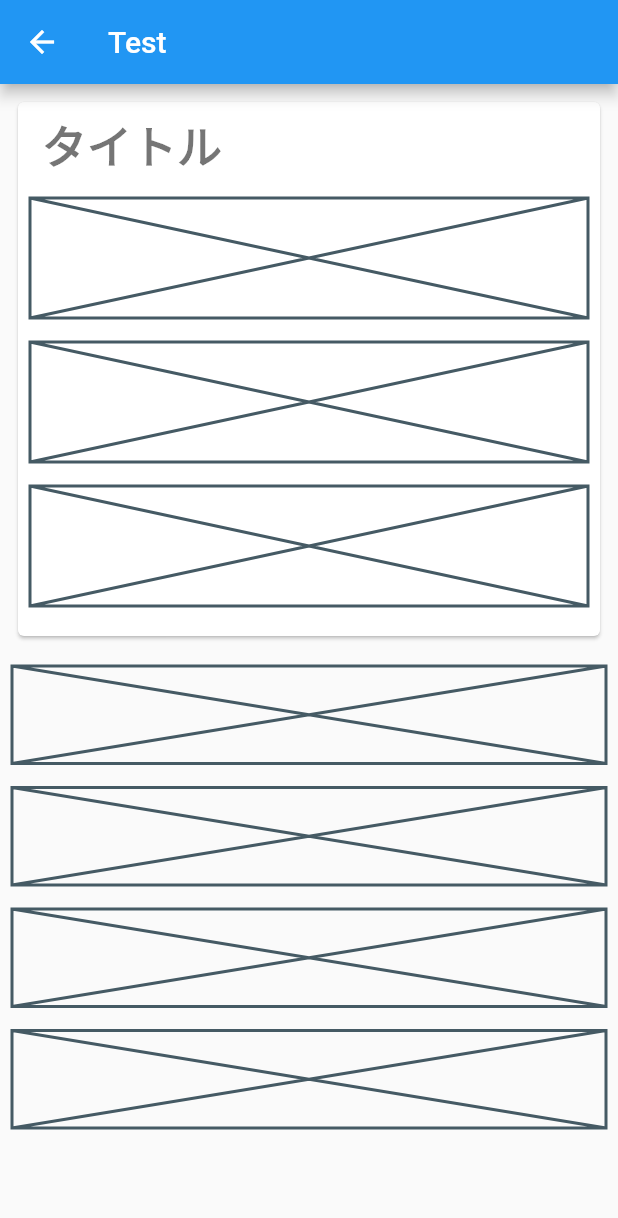
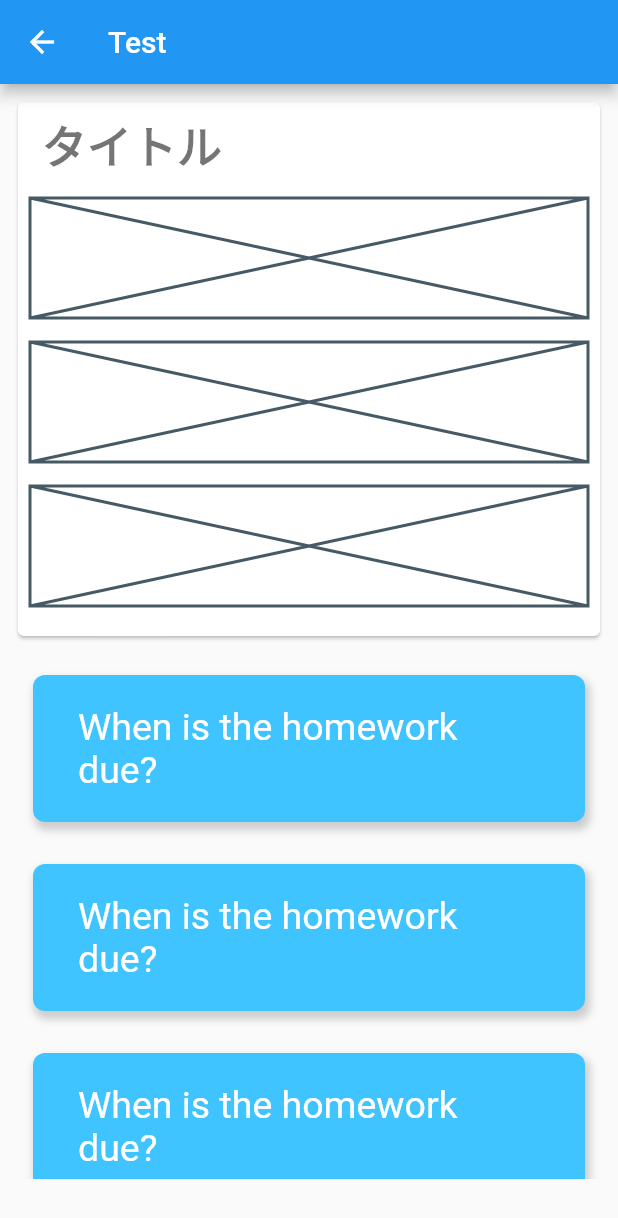
Before and after one commit to world-rize/wr-app, a Flutter app: the TestPage screen opened directly, on a phone screen of 412 x 824 dp. Shown: the top 1218 px of the screen. Run offline on Flutter 3.47's test engine with Material 2 defaults, Android fonts, the light colour scheme and no system bars; our stand-ins replace getflutter; network calls fail.

Commit message:
[Add] Test result

```diff
--- a/lib/ui/lesson/index.dart
+++ b/lib/ui/lesson/index.dart
@@ -22,7 +22,6 @@ class LessonSelectCarousel extends StatelessWidget {
   @override
   Widget build(BuildContext context) {
     Size size = MediaQuery.of(context).size;
-    print('${Provider.of<EmptyStore>(context) != null}@LessonSelectCarousel');
 
     return GFRectItemsCarousel(
       rowCount: 3,
--- a/lib/ui/lesson/test_page.dart
+++ b/lib/ui/lesson/test_page.dart
@@ -5,13 +5,14 @@ import 'package:flutter/cupertino.dart';
 import 'package:getflutter/getflutter.dart';
 
 import 'package:wr_app/model/section.dart';
+import 'package:wr_app/model/phrase_sample.dart';
 
 import 'package:wr_app/ui/lesson/test_result_page.dart';
 
-class TestPage extends StatelessWidget {
-  final Section section;
+class PhraseSampleView extends StatelessWidget {
+  final PhraseSample sample;
 
-  TestPage({this.section});
+  PhraseSampleView({this.sample});
 
   Widget _createPhraseSampleConversation() {
     return ListView.builder(
@@ -25,7 +26,8 @@ class TestPage extends StatelessWidget {
     );
   }
 
-  Widget _createPhraseSample() {
+  @override
+  Widget build(BuildContext context) {
     return Padding(
       padding: const EdgeInsets.all(8.0),
       child: Card(
@@ -49,28 +51,48 @@ class TestPage extends StatelessWidget {
       ),
     );
   }
+}
 
-  Widget _createPhraseChoices(BuildContext context) {
+class PhraseChoiceView extends StatelessWidget {
+  @override
+  Widget build(BuildContext context) {
     return SizedBox(
       height: 350,
       child: ListView.builder(
           physics: NeverScrollableScrollPhysics(),
           itemBuilder: (_, index) {
             return Padding(
-              padding: const EdgeInsets.all(8.0),
+              padding: const EdgeInsets.all(6.0),
               child: InkWell(
                   onTap: () {
                     Navigator.of(context).push(
                       MaterialPageRoute(builder: (_) => TestResultPage()),
                     );
                   },
-                child: Placeholder(fallbackHeight: 65),
+                  child: GFListTile(
+                    title: Padding(
+                      padding: EdgeInsets.all(12.0),
+                      child: Text(
+                        'When is the homework due?',
+                        style: TextStyle(
+                          color: Colors.white,
+                          fontSize: 25,
                         ),
+                      ),
+                    ),
+                    color: Colors.lightBlueAccent,
+                  )),
             );
           },
           itemCount: 4),
     );
   }
+}
+
+class TestPage extends StatelessWidget {
+  final Section section;
+
+  TestPage({this.section});
 
   @override
   Widget build(BuildContext context) {
@@ -82,8 +104,8 @@ class TestPage extends StatelessWidget {
       body: SingleChildScrollView(
         child: Column(
           children: <Widget>[
-            _createPhraseSample(),
-            _createPhraseChoices(context),
+            PhraseSampleView(),
+            PhraseChoiceView(),
           ],
         ),
       ),
```
Also changed, not shown: lib/store/sample_store.dart (+10 -0 lines), lib/ui/lesson/section_select_page.dart (+8 -12 lines), lib/ui/lesson/test_result_page.dart (+74 -17 lines). Lines whose indentation alone changed are shown as unchanged.
